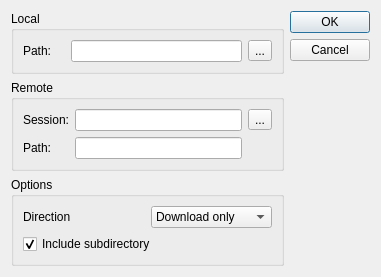
The window that src/synchronizeoptiondialog.ui (kitech/nullfxp) describes before a commit, drawn with Qt 5.
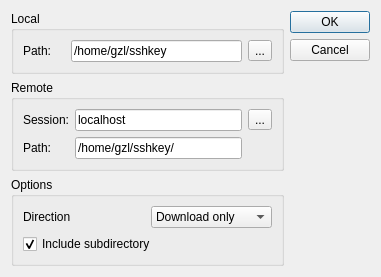
The same window after the commit.

What changed in the file:
```diff
--- a/src/synchronizeoptiondialog.ui
+++ b/src/synchronizeoptiondialog.ui
@@ -29,7 +29,11 @@
          </widget>
         </item>
         <item>
-         <widget class="QLineEdit" name="lineEdit" />
+         <widget class="QLineEdit" name="lineEdit" >
+          <property name="text" >
+           <string>/home/gzl/sshkey</string>
+          </property>
+         </widget>
         </item>
         <item>
          <widget class="QToolButton" name="toolButton" >
@@ -55,7 +59,11 @@
          </widget>
         </item>
         <item row="0" column="1" >
-         <widget class="QLineEdit" name="lineEdit_2" />
+         <widget class="QLineEdit" name="lineEdit_2" >
+          <property name="text" >
+           <string>localhost</string>
+          </property>
+         </widget>
         </item>
         <item row="0" column="2" >
          <widget class="QToolButton" name="toolButton_2" >
@@ -72,7 +80,11 @@
          </widget>
         </item>
         <item row="1" column="1" >
-         <widget class="QLineEdit" name="lineEdit_3" />
+         <widget class="QLineEdit" name="lineEdit_3" >
+          <property name="text" >
+           <string>/home/gzl/sshkey/</string>
+          </property>
+         </widget>
         </item>
        </layout>
       </widget>
```
